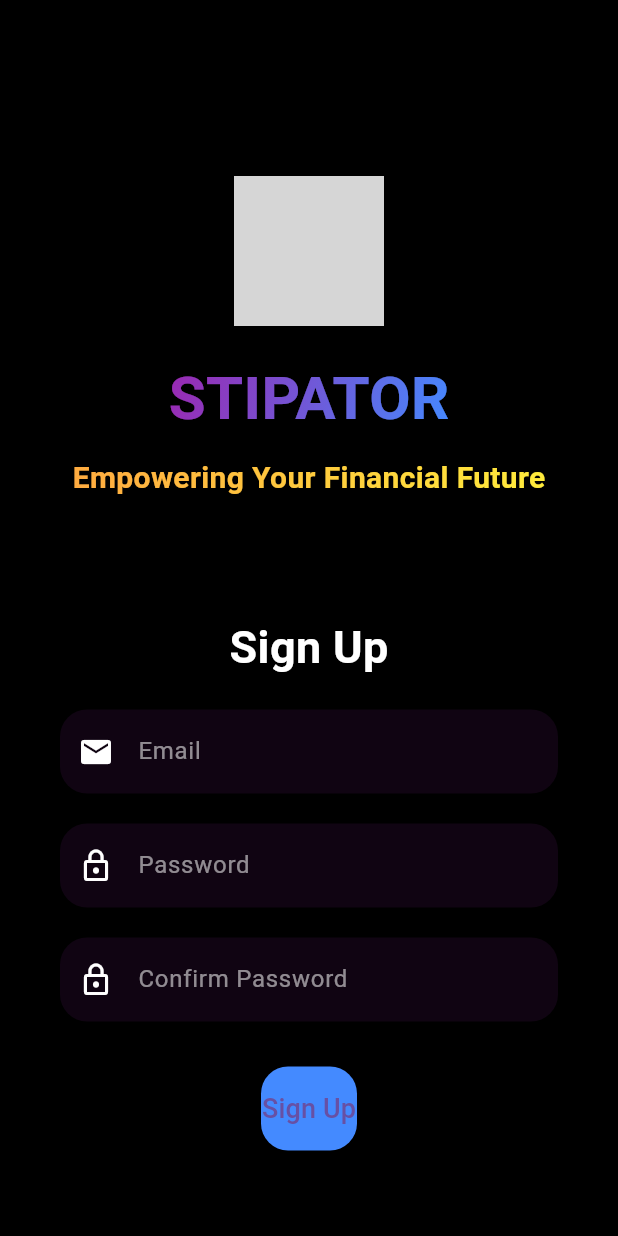
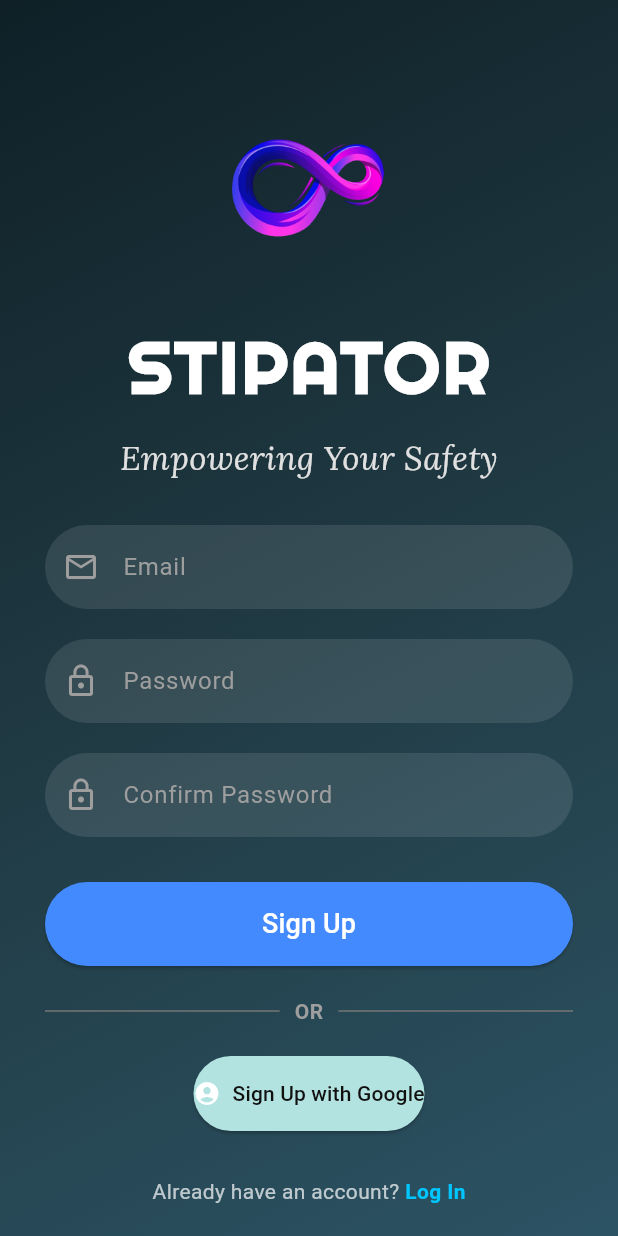
Before and after one commit to SiddhiMishra23/STIPATOR, a Flutter app: the screen it shows after launch, on a phone screen of 412 x 824 dp. Run offline on Flutter 3.47's test engine with Material 3 defaults, Android fonts, the light colour scheme and no system bars; our stand-ins replace firebase_auth, firebase_core, flutter_animate, google_fonts, google_sign_in, page_transition; accounts and stored records are empty; grey boxes are pictures that could not be loaded.

Commit message:
signup done

```diff
--- a/lib/signup_page.dart
+++ b/lib/signup_page.dart
@@ -1,190 +1,284 @@
 import 'package:flutter/material.dart';
 import 'package:firebase_auth/firebase_auth.dart';
+import 'package:google_sign_in/google_sign_in.dart';
+import 'package:google_fonts/google_fonts.dart'; // For custom fonts
+import 'package:page_transition/page_transition.dart'; // For page transitions
 import 'home_page.dart'; // Import HomePage here
+import 'LoginPage.dart';
 
-class SignupPage extends StatelessWidget {
+class SignupPage extends StatefulWidget {
   const SignupPage({super.key});
 
   @override
-  Widget build(BuildContext context) {
+  _SignupPageState createState() => _SignupPageState();
+}
+
+class _SignupPageState extends State<SignupPage> with SingleTickerProviderStateMixin {
   final TextEditingController emailController = TextEditingController();
   final TextEditingController passwordController = TextEditingController();
   final TextEditingController confirmPasswordController = TextEditingController();
 
+  // For Google Sign-In
+  final GoogleSignIn _googleSignIn = GoogleSignIn();
+
+  late AnimationController _controller;
+  late Animation<double> _fadeAnimation;
+
+  @override
+  void initState() {
+    super.initState();
+    _controller = AnimationController(
+      duration: const Duration(seconds: 2),
+      vsync: this,
+    );
+    _fadeAnimation = CurvedAnimation(parent: _controller, curve: Curves.easeIn);
+    _controller.forward();
+  }
+
+  @override
+  void dispose() {
+    _controller.dispose();
+    super.dispose();
+  }
+
+  @override
+  Widget build(BuildContext context) {
     return Scaffold(
-      body: SingleChildScrollView(
+      body: Container(
+        decoration: const BoxDecoration(
+          gradient: LinearGradient(
+            colors: [Color(0xFF0F2027), Color(0xFF203A43), Color(0xFF2C5364)], // Dark gradient colors
+            begin: Alignment.topLeft,
+            end: Alignment.bottomRight,
+          ),
+        ),
+        child: SingleChildScrollView(
           child: Container(
-          padding: const EdgeInsets.symmetric(horizontal: 40),
+            padding: const EdgeInsets.symmetric(horizontal: 30),
             height: MediaQuery.of(context).size.height,
             width: double.infinity,
-          color: Colors.black, // Dark background color
+            child: FadeTransition(
+              opacity: _fadeAnimation,
               child: Column(
-            mainAxisAlignment: MainAxisAlignment.spaceEvenly,
-            crossAxisAlignment: CrossAxisAlignment.stretch,
+                mainAxisAlignment: MainAxisAlignment.center,
+                crossAxisAlignment: CrossAxisAlignment.center,
                 children:<Widget> [
-              Column (
-                children:<Widget> [
-                 const SizedBox(height :60.0),
-                 Image.asset('assets/logo.png', height :100,width :100),
+                  // Logo at the top (Infinity Logo)
+                  const SizedBox(height: 50),
+                  Image.asset('assets/stipator_logo-rg.png', height :120,width :120),
                   const SizedBox(height :20),
-                 ShaderMask (
-                   shaderCallback :(bounds )=> LinearGradient (
-                   colors:[ Colors.purple ,Colors.blueAccent ], begin :Alignment.topLeft ,end :
-                   Alignment.bottomRight ).createShader(Rect.fromLTWH(0,0,bounds.width,bounds.height)), blendMode :
-                   BlendMode.srcIn ,child :
-                   const Text("STIPATOR",style :
-                   TextStyle(fontSize :40,fontWeight :
-                   FontWeight.bold,color :
-                   Colors.white ))),
-                 const SizedBox(height:10),
-                 ShaderMask (
-                   shaderCallback :(bounds )=> LinearGradient (
-                   colors:[ Colors.orangeAccent ,Colors.yellow ], begin :
-                   Alignment.topLeft ,end :
-                   Alignment.bottomRight ).createShader(Rect.fromLTWH(0,0,bounds.width,bounds.height)), blendMode :
-                   BlendMode.srcIn ,child :
-                   const Text("Empowering Your Financial Future",style :
-                   TextStyle(fontSize:20,fontWeight :FontWeight.w600,color :Colors.white ))),
-               ],
+
+                  // App Name (Styled with custom font)
+                  Text(
+                    "STIPATOR",
+                    style: GoogleFonts.righteous( // Aesthetic curvy font from Google Fonts
+                      fontSize: 48,
+                      fontWeight: FontWeight.bold,
+                      color: Colors.white,
+                      letterSpacing: 2,
                     ),
+                  ),
+                  const SizedBox(height :10),
 
-             Column(children:<Widget> [
-               const SizedBox(height:20),
-               const Text("Sign Up",style :
-               TextStyle(fontSize:30,fontWeight :FontWeight.bold,color :Colors.white )),
-               const SizedBox(height:20),
+                  // Tagline (Styled with custom font)
+                  Text(
+                    "Empowering Your Safety",
+                    style: GoogleFonts.lora( // Aesthetic cursive font for tagline
+                      fontSize: 22,
+                      color: Colors.grey[300],
+                      fontStyle: FontStyle.italic,
+                    ),
+                  ),
+                  const SizedBox(height :30),
 
                   // Email Input Field
-               TextField(controller:
-               emailController ,decoration:
-               InputDecoration(hintText :"Email",hintStyle :
-               const TextStyle(color:
-               Colors.white54 ),border:
-               OutlineInputBorder(borderRadius:
-               BorderRadius.circular(18),borderSide:
-               BorderSide.none ),fillColor:
-               Colors.purple.withOpacity(0.1),filled:true,prefixIcon:
-               const Icon(Icons.email,color:
-               Colors.white)),style:
-               const TextStyle(color:
-               Colors.white )),
+                  _buildTextField(emailController, "Email", Icons.email_outlined),
 
-               const SizedBox(height:20),
+                  const SizedBox(height :20),
 
                   // Password Input Field
-              TextField(controller:
-              passwordController ,decoration:
-              InputDecoration(hintText :"Password",hintStyle :
-              const TextStyle(color:
-              Colors.white54 ),border:
-              OutlineInputBorder(borderRadius:
-              BorderRadius.circular(18),borderSide:
-              BorderSide.none ),fillColor:
-              Colors.purple.withOpacity(0.1),filled:true,prefixIcon:
-              const Icon(Icons.lock_outline,color:
-              Colors.white)),obscureText:true,style:
-              const TextStyle(color:
-              Colors.white )),
+                  _buildTextField(passwordController, "Password", Icons.lock_outline, obscureText:true),
 
-              const SizedBox(height:20),
+                  const SizedBox(height :20),
 
                   // Confirm Password Input Field
-              TextField(controller:
-              confirmPasswordController ,decoration:
-              InputDecoration(hintText :"Confirm Password",hintStyle :
-              const TextStyle(color:
-              Colors.white54 ),border:
-              OutlineInputBorder(borderRadius:
-              BorderRadius.circular(18),borderSide:
-              BorderSide.none ),fillColor:
-              Colors.purple.withOpacity(0.1),filled:true,prefixIcon:
-              const Icon(Icons.lock_outline,color:
-              Colors.white)),obscureText:true,style:
-              const TextStyle(color:
-              Colors.white )),
+                  _buildTextField(confirmPasswordController, "Confirm Password", Icons.lock_outline, obscureText:true),
 
-              const SizedBox(height:30),
+                  const SizedBox(height :30),
 
-              // Sign Up Button
+                  // Sign Up Button (Gradient)
                   ElevatedButton(
                     onPressed: () {
-                  _signUp(context, emailController.text, passwordController.text, confirmPasswordController.text); // Sign up logic
+                      _signUp(context, emailController.text, passwordController.text, confirmPasswordController.text);
                     },
                     style: ElevatedButton.styleFrom(
                       padding: EdgeInsets.symmetric(vertical: 15),
-                  shape: RoundedRectangleBorder(borderRadius: BorderRadius.circular(18)),
-                  backgroundColor: Colors.blueAccent,
+                      shape: RoundedRectangleBorder(borderRadius: BorderRadius.circular(30)),
+                      backgroundColor:
+                        Colors.blueAccent, // Use backgroundColor instead of primary
                     ),
-                child: const Text('Sign Up', style: TextStyle(fontSize: 18)),
+                    child:
+                      Container(
+                        width :double.infinity ,
+                        alignment :Alignment.center ,
+                        child :
+                          const Text('Sign Up',style :
+                            TextStyle(fontSize :18,color :Colors.white )),
+                      )
                    ),
+
+                   const SizedBox(height :20),
+
+                   // OR Divider
+                   Row(children:<Widget> [
+                     Expanded(child:
+                       Divider(color:
+                       Colors.grey[600],thickness:
+                       1)),const Padding(padding:
+                       EdgeInsets.symmetric(horizontal:
+                       10),child:
+                       Text("OR",style:
+                       TextStyle(color:
+                       Colors.grey,fontWeight:
+                       FontWeight.w600 ))),Expanded(child:
+                       Divider(color:
+                       Colors.grey[600],thickness:
+                       1))
                    ]),
+
+                   const SizedBox(height :20),
+
+                   // Google Sign Up Button (Gradient)
+                   ElevatedButton.icon(
+                     onPressed :(){
+                       _signInWithGoogle(context);
+                     },
+                     icon :
+                     Icon(Icons.account_circle,color :
+                     Colors.white ),label :
+                     Text('Sign Up with Google',style :
+                     TextStyle(color :
+                     const Color.fromARGB(255, 16, 16, 16) )),
+                     style :
+                     ElevatedButton.styleFrom(padding :
+                     EdgeInsets.symmetric(vertical :
+                     15),shape :
+                     RoundedRectangleBorder(borderRadius :
+                     BorderRadius.circular(30)),backgroundColor :
+                     const Color.fromRGBO(179, 227, 224, 1),// Use backgroundColor instead of primary
+                   )
+                 ),
+
+                 const SizedBox(height :30),
+
+                 // Already have an account? Log In
+                 Row(mainAxisAlignment :
+                 MainAxisAlignment.center ,children:[
+                   const Text("Already have an account?",style :
+                   TextStyle(color :
+                   Colors.white70 )),
+                   GestureDetector(onTap :
+                   (){ Navigator.push(context, MaterialPageRoute(builder: (context)=>const LoginPage())); },child :
+                   const Text(" Log In",style :
+                   TextStyle(color :
+                   Color(0xFF00C6FF),fontWeight :
+                   FontWeight.bold ))),
+                 ]
+               )
              ],
+           ),
+         ),
        )
-       )
-     )
+
+         ) )
    );
  }
 
- // Sign-up with Firebase Authentication
- Future<void> _signUp(BuildContext context, String email, String password, String confirmPassword) async {
-   if (password != confirmPassword) {
-     _showErrorDialog(context, "Passwords do not match.");
-     return;
+ // Build a custom text field with rounded corners and icon
+ Widget _buildTextField(TextEditingController controller,String hintText ,IconData iconData,{bool obscureText =false }) {
+   return TextField(controller :
+   controller ,decoration :
+   InputDecoration(hintText :
+   hintText ,hintStyle :
+   const TextStyle(color :
+   Colors.grey ),prefixIcon :
+   Icon(iconData,color :
+   Colors.grey ),filled:true ,fillColor :
+   Colors.white.withOpacity(0.1),border :
+   OutlineInputBorder(borderRadius :
+   BorderRadius.circular(30),borderSide :
+   BorderSide.none)),obscureText :
+   obscureText ,style :
+   const TextStyle(color :
+   Colors.white ));
  }
 
-   try {
-     UserCredential userCredential = await FirebaseAuth.instance.createUserWithEmailAndPassword(
-       email: email,
-       password: password,
-     );
+ // Sign-up with Firebase Authentication (Email/Password)
+ Future<void> _signUp(BuildContext context,String email,String password,String confirmPassword ) async {
+   if(password !=confirmPassword ){
+     _showErrorDialog(context ,"Passwords do not match.");
+     return ;
+   }
+
+   try{
+     UserCredential userCredential = await FirebaseAuth.instance.createUserWithEmailAndPassword(email :email ,password :password );
+
      // Navigate to HomePage after successful signup
-     _navigateToHome(context);
-   } on FirebaseAuthException catch (e) {
-     if (e.code == 'weak-password') {
-       _showErrorDialog(context, "The password provided is too weak.");
-     } else if (e.code == 'email-already-in-use') {
-       _showErrorDialog(context, "The account already exists for that email.");
+     _navigateToHome(context );
+   }on FirebaseAuthException catch (e){
+     if(e.code =='weak-password'){
+       _showErrorDialog(context ,"The password provided is too weak.");
+     }else if(e.code =='email-already-in-use'){
+       _showErrorDialog(context ,"The account already exists for that email.");
      }
-   } catch (e) {
-     _showErrorDialog(context, "An error occurred. Please try again.");
+   }catch(e){
+     _showErrorDialog(context ,"An error occurred. Please try again.");
    }
  }
 
- // Custom navigation function with transition
+ // Google Sign-In Logic
+ Future<void> _signInWithGoogle(BuildContext context) async {
+   try{
+     final GoogleSignInAccount? googleUser = await _googleSignIn.signIn();
+     if(googleUser ==null )return ;// User canceled sign-in
+
+     final GoogleSignInAuthentication googleAuth = await googleUser.authentication;
+
+     final OAuthCredential credential = GoogleAuthProvider.credential(accessToken :googleAuth.accessToken ,idToken :googleAuth.idToken );
+
+     UserCredential userCredential = await FirebaseAuth.instance.signInWithCredential(credential );
+
+     // Navigate to HomePage after successful sign-up
+     Navigator.pushReplacement(context, PageTransition(type: PageTransitionType.fade, child: HomePage()));
+
+   }catch(e){
+    print("Error signing in with Google:$e");
+   }
+ }
+
+ // Custom navigation function with transition to HomePage
  void _navigateToHome(BuildContext context) {
-   Navigator.pushReplacement(
-     context,
-     PageRouteBuilder(
-       pageBuilder: (context, animation, secondaryAnimation) => HomePage(),
-       transitionsBuilder: (context, animation, secondaryAnimation, child) {
-         const begin = Offset(1.0, 0.0); // Slide from right
-         const end = Offset.zero;
-         final tween = Tween(begin: begin, end: end);
+   Navigator.pushReplacement(context ,
+    PageRouteBuilder(pageBuilder :(context ,animation ,secondaryAnimation )=>HomePage(),
+      transitionsBuilder :(context ,animation ,secondaryAnimation ,child ){
+        const begin = Offset(1.0 ,0.0 );// Slide from right
+        const end = Offset.zero ;
+        final tween = Tween(begin :begin ,end :end );
         final offsetAnimation = animation.drive(tween);
 
-         return SlideTransition(
-           position: offsetAnimation,
-           child: child,
-         );
+        return SlideTransition(position :offsetAnimation ,child :child );
       },
     ),
    );
  }
 
  // Show error dialog
- void _showErrorDialog(BuildContext context, String message) {
-   showDialog(
-     context: context,
-     builder: (context) => AlertDialog(
-       title: Text("Error"),
-       content: Text(message),
-       actions: [
-         ElevatedButton(
-           onPressed: () => Navigator.pop(context),
-           child: Text("OK"),
-         ),
-       ],
-     ),
+ void _showErrorDialog(BuildContext context,String message ) {
+   showDialog(context :context ,builder :(context )=>AlertDialog(title :
+    const Text("Error"),content :Text(message ),actions:[
+    ElevatedButton(onPressed :()=>Navigator.pop(context ),child :const Text("OK"))
+    ]
+   )
  );
  }
 }
--- a/pubspec.yaml
+++ b/pubspec.yaml
@@ -54,12 +54,17 @@ dev_dependencies:
   flutter_animate: ^4.5.0
   geolocator: ^13.0.1
   google_maps_flutter: ^2.9.0
+  google_sign_in: ^6.2.2
+  google_fonts: ^5.1.0
+  page_transition: ^2.0.9
 
 # For information on the generic Dart part of this file, see the
 # following page: https://dart.dev/tools/pub/pubspec
 
 # The following section is specific to Flutter packages.
 flutter:
+  assets:
+    - assets/stipator_logo-rg.png
 
   # The following line ensures that the Material Icons font is
   # included with your application, so that you can use the icons in
```
Also changed, not shown: lib/LoginPage.dart (+121 -110 lines), lib/home_page.dart (+49 -39 lines), assets/logo.png (deleted), assets/splash_screen.png (deleted), assets/stipator_logo-rg.png (added), assets/stipator_logo.png (added), pubspec.lock, 14 other files. Lines whose indentation alone changed are shown as unchanged.
